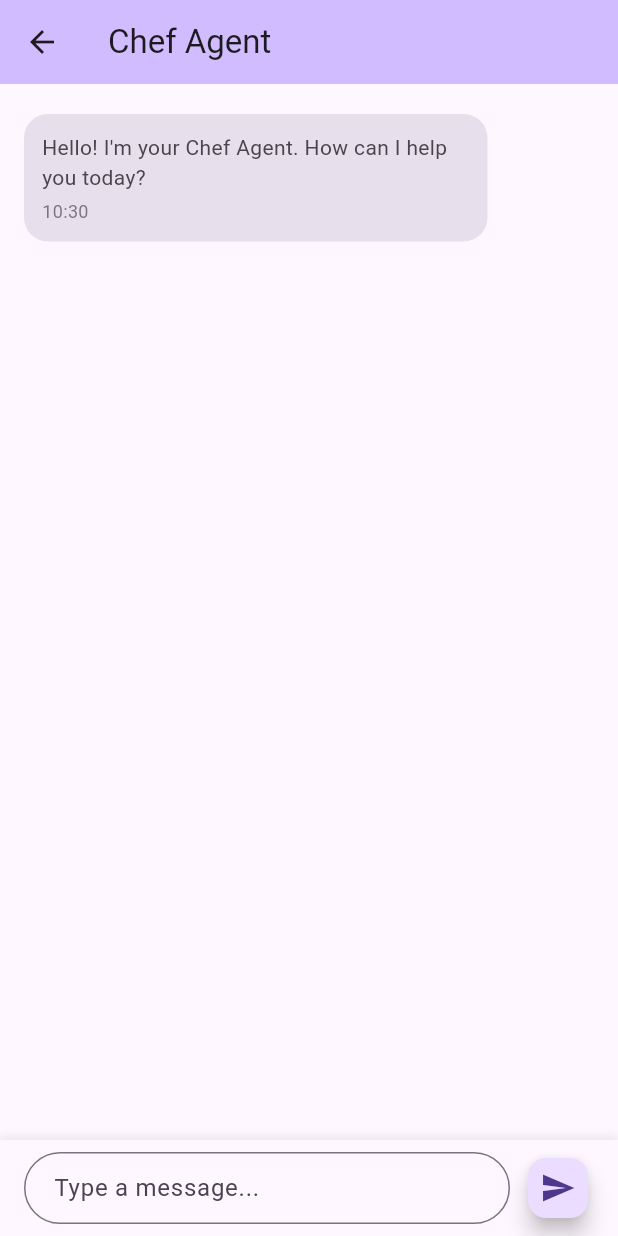
After one commit to lathifrdp/nyore, a Flutter app: the ChefAgentPage screen opened by its route, after a tap on the "send" icon, on a phone screen of 412 x 824 dp. The commit adds this screen. Run offline on Flutter 3.47's test engine with Material 3 defaults, Android fonts, the phone set to English and light mode, and no system bars; our stand-ins replace dio, flutter_bloc, flutter_dotenv, flutter_tts, google_generative_ai, image_picker and 2 more.

Commit message:
chef agent

```diff
--- a/lib/core/navigation/app_routes.dart
+++ b/lib/core/navigation/app_routes.dart
@@ -1,5 +1,6 @@
 import 'package:flutter/material.dart';
 import 'package:nyore/core/navigation/routes.dart';
+import 'package:nyore/features/agent/presentation/page/chef_agent_page.dart';
 import 'package:nyore/features/ask_gemini/presentation/page/ask_gemini_page.dart';
 import 'package:nyore/features/chatbot/presentation/page/chatbot_page.dart';
 import 'package:nyore/features/chatbot/presentation/page/chatbot_v2_page.dart';
@@ -12,4 +13,5 @@ Map<String, Widget Function(BuildContext)> appRoutes = {
   Routes.sttOpenAI: (context) => const SttOpenAiPage(),
   Routes.chatbot: (context) => const ChatbotPage(),
   Routes.chatbotV2: (context) => const ChatbotV2Page(),
+  Routes.chefAgent: (context) => const ChefAgentPage(),
 };
--- a/lib/core/navigation/routes.dart
+++ b/lib/core/navigation/routes.dart
@@ -4,4 +4,5 @@ class Routes {
   static const sttOpenAI = '/stt-openai';
   static const chatbot = '/chatbot';
   static const chatbotV2 = '/chatbot-v2';
+  static const chefAgent = '/chef-agent';
 }
--- /dev/null
+++ b/lib/features/agent/presentation/page/chef_agent_page.dart
@@ -0,0 +1,337 @@
+import 'package:flutter/material.dart';
+import 'package:http/http.dart' as http;
+import 'dart:convert';
+
+class ChefAgentPage extends StatefulWidget {
+  const ChefAgentPage({super.key});
+
+  @override
+  State<ChefAgentPage> createState() => _ChefAgentPageState();
+}
+
+class _ChefAgentPageState extends State<ChefAgentPage> {
+  final TextEditingController _messageController = TextEditingController();
+  final ScrollController _scrollController = ScrollController();
+  final List<ChatMessage> _messages = [];
+  bool _isLoading = false;
+
+  @override
+  void initState() {
+    super.initState();
+    _addWelcomeMessage();
+  }
+
+  void _addWelcomeMessage() {
+    setState(() {
+      _messages.add(
+        ChatMessage(
+          response: "Hello! I'm your Chef Agent. How can I help you today?",
+          isUser: false,
+          timestamp: DateTime.now(),
+        ),
+      );
+    });
+  }
+
+  Future<void> _sendMessage(String text) async {
+    if (text.trim().isEmpty) return;
+
+    // Add user message
+    setState(() {
+      _messages.add(
+        ChatMessage(
+          response: text,
+          isUser: true,
+          timestamp: DateTime.now(),
+        ),
+      );
+      _isLoading = true;
+    });
+
+    _messageController.clear();
+    _scrollToBottom();
+
+    try {
+      final responseApi = await http.post(
+        Uri.parse('http://127.0.0.1:1999/api/chat'),
+        headers: {'Content-Type': 'application/json'},
+        body: jsonEncode({'query': text}),
+      );
+
+      final data = jsonDecode(responseApi.body);
+      print(data);
+
+      setState(() {
+        _messages.add(
+          ChatMessage(
+            response:
+                data['response'] ?? 'Sorry, I could not generate a response.',
+            isUser: false,
+            timestamp: DateTime.now(),
+          ),
+        );
+        _isLoading = false;
+      });
+    } catch (e) {
+      setState(() {
+        _messages.add(
+          ChatMessage(
+            response:
+                'Error: ${e.toString()}. Please check your API key and internet connection.',
+            isUser: false,
+            timestamp: DateTime.now(),
+          ),
+        );
+        _isLoading = false;
+      });
+    }
+
+    _scrollToBottom();
+  }
+
+  void _scrollToBottom() {
+    WidgetsBinding.instance.addPostFrameCallback((_) {
+      if (_scrollController.hasClients) {
+        _scrollController.animateTo(
+          _scrollController.position.maxScrollExtent,
+          duration: const Duration(milliseconds: 300),
+          curve: Curves.easeOut,
+        );
+      }
+    });
+  }
+
+  @override
+  Widget build(BuildContext context) {
+    return Scaffold(
+      appBar: AppBar(
+        title: const Text('Chef Agent'),
+        backgroundColor: Theme.of(context).colorScheme.inversePrimary,
+        elevation: 0,
+      ),
+      body: Column(
+        children: [
+          Expanded(
+            child: ListView.builder(
+              controller: _scrollController,
+              padding: const EdgeInsets.all(16),
+              itemCount: _messages.length + (_isLoading ? 1 : 0),
+              itemBuilder: (context, index) {
+                if (index == _messages.length && _isLoading) {
+                  return const TypingIndicator();
+                }
+                return ChatBubble(message: _messages[index]);
+              },
+            ),
+          ),
+          _buildMessageInput(),
+        ],
+      ),
+    );
+  }
+
+  Widget _buildMessageInput() {
+    return Container(
+      padding: const EdgeInsets.symmetric(horizontal: 16, vertical: 8),
+      decoration: BoxDecoration(
+        color: Theme.of(context).colorScheme.surface,
+        boxShadow: [
+          BoxShadow(
+            color: Colors.grey.withOpacity(0.2),
+            spreadRadius: 1,
+            blurRadius: 5,
+            offset: const Offset(0, -2),
+          ),
+        ],
+      ),
+      child: Row(
+        children: [
+          Expanded(
+            child: TextField(
+              controller: _messageController,
+              decoration: InputDecoration(
+                hintText: 'Type a message...',
+                border: OutlineInputBorder(
+                  borderRadius: BorderRadius.circular(24),
+                ),
+                contentPadding: const EdgeInsets.symmetric(
+                  horizontal: 16,
+                  vertical: 12,
+                ),
+              ),
+              maxLines: null,
+              onSubmitted: _isLoading
+                  ? null
+                  : (value) => _sendMessage(value), // Perbaiki ini
+            ),
+          ),
+          const SizedBox(width: 8),
+          FloatingActionButton(
+            onPressed:
+                _isLoading ? null : () => _sendMessage(_messageController.text),
+            mini: true,
+            child: _isLoading
+                ? const SizedBox(
+                    width: 20,
+                    height: 20,
+                    child: CircularProgressIndicator(strokeWidth: 2),
+                  )
+                : const Icon(Icons.send),
+          ),
+        ],
+      ),
+    );
+  }
+
+  @override
+  void dispose() {
+    _messageController.dispose();
+    _scrollController.dispose();
+    super.dispose();
+  }
+}
+
+class ChatMessage {
+  final bool isUser;
+  final DateTime timestamp;
+  final String? konteksRag;
+  final String? response;
+
+  ChatMessage({
+    required this.isUser,
+    required this.timestamp,
+    this.konteksRag,
+    this.response,
+  });
+}
+
+class ChatBubble extends StatelessWidget {
+  final ChatMessage message;
+
+  const ChatBubble({super.key, required this.message});
+
+  @override
+  Widget build(BuildContext context) {
+    return Align(
+      alignment: message.isUser ? Alignment.centerRight : Alignment.centerLeft,
+      child: Container(
+        margin: const EdgeInsets.symmetric(vertical: 4),
+        padding: const EdgeInsets.all(12),
+        constraints: BoxConstraints(
+          maxWidth: MediaQuery.of(context).size.width * 0.75,
+        ),
+        decoration: BoxDecoration(
+          color: message.isUser
+              ? Theme.of(context).colorScheme.primary
+              : Theme.of(context).colorScheme.surfaceVariant,
+          borderRadius: BorderRadius.circular(16),
+        ),
+        child: Column(
+          crossAxisAlignment: CrossAxisAlignment.start,
+          children: [
+            Text(
+              message.response ?? '',
+              style: TextStyle(
+                color: message.isUser
+                    ? Theme.of(context).colorScheme.onPrimary
+                    : Theme.of(context).colorScheme.onSurfaceVariant,
+              ),
+            ),
+            const SizedBox(height: 4),
+            Text(
+              _formatTime(message.timestamp),
+              style: TextStyle(
+                fontSize: 12,
+                color: (message.isUser
+                        ? Theme.of(context).colorScheme.onPrimary
+                        : Theme.of(context).colorScheme.onSurfaceVariant)
+                    .withOpacity(0.7),
+              ),
+            ),
+          ],
+        ),
+      ),
+    );
+  }
+
+  String _formatTime(DateTime dateTime) {
+    return '${dateTime.hour.toString().padLeft(2, '0')}:${dateTime.minute.toString().padLeft(2, '0')}';
+  }
+}
+
+class TypingIndicator extends StatefulWidget {
+  const TypingIndicator({super.key});
+
+  @override
+  State<TypingIndicator> createState() => _TypingIndicatorState();
+}
+
+class _TypingIndicatorState extends State<TypingIndicator>
+    with TickerProviderStateMixin {
+  late AnimationController _animationController;
+  late Animation<double> _animation;
+
+  @override
+  void initState() {
+    super.initState();
+    _animationController = AnimationController(
+      duration: const Duration(milliseconds: 1500),
+      vsync: this,
+    )..repeat();
+
+    _animation = Tween<double>(
+      begin: 0.0,
+      end: 1.0,
+    ).animate(_animationController);
+  }
+
+  @override
+  Widget build(BuildContext context) {
+    return Align(
+      alignment: Alignment.centerLeft,
+      child: Container(
+        margin: const EdgeInsets.symmetric(vertical: 4),
+        padding: const EdgeInsets.all(12),
+        decoration: BoxDecoration(
+          color: Theme.of(context).colorScheme.surfaceVariant,
+          borderRadius: BorderRadius.circular(16),
+        ),
+        child: Row(
+          mainAxisSize: MainAxisSize.min,
+          children: [
+            const Text('AI is typing'),
+            const SizedBox(width: 8),
+            AnimatedBuilder(
+              animation: _animation,
+              builder: (context, child) {
+                return Row(
+                  children: List.generate(3, (index) {
+                    return AnimatedContainer(
+                      duration: Duration(milliseconds: 300 + (index * 100)),
+                      margin: const EdgeInsets.only(right: 2),
+                      height: 4,
+                      width: 4,
+                      decoration: BoxDecoration(
+                        color:
+                            Theme.of(context).colorScheme.primary.withOpacity(
+                                  (_animation.value + index * 0.2) % 1.0,
+                                ),
+                        shape: BoxShape.circle,
+                      ),
+                    );
+                  }),
+                );
+              },
+            ),
+          ],
+        ),
+      ),
+    );
+  }
+
+  @override
+  void dispose() {
+    _animationController.dispose();
+    super.dispose();
+  }
+}
--- a/lib/features/main/data/mock/feature_data_mock.dart
+++ b/lib/features/main/data/mock/feature_data_mock.dart
@@ -25,6 +25,13 @@ const String featureDataJson = '''
     "description": "Fitur chatbot yang ter-integrasi dengan Gemini AI",
     "isActive": true,
     "pathRoute": "/chatbot-v2"
+  },
+  {
+    "id": 4,
+    "name": "Juru Masak Agent",
+    "description": "Chatbot khusus untuk membantu dalam memasak",
+    "isActive": true,
+    "pathRoute": "/chef-agent"
   }
 ]
 ''';
```
Also changed, not shown: pubspec.yaml (+4 -9 lines).
